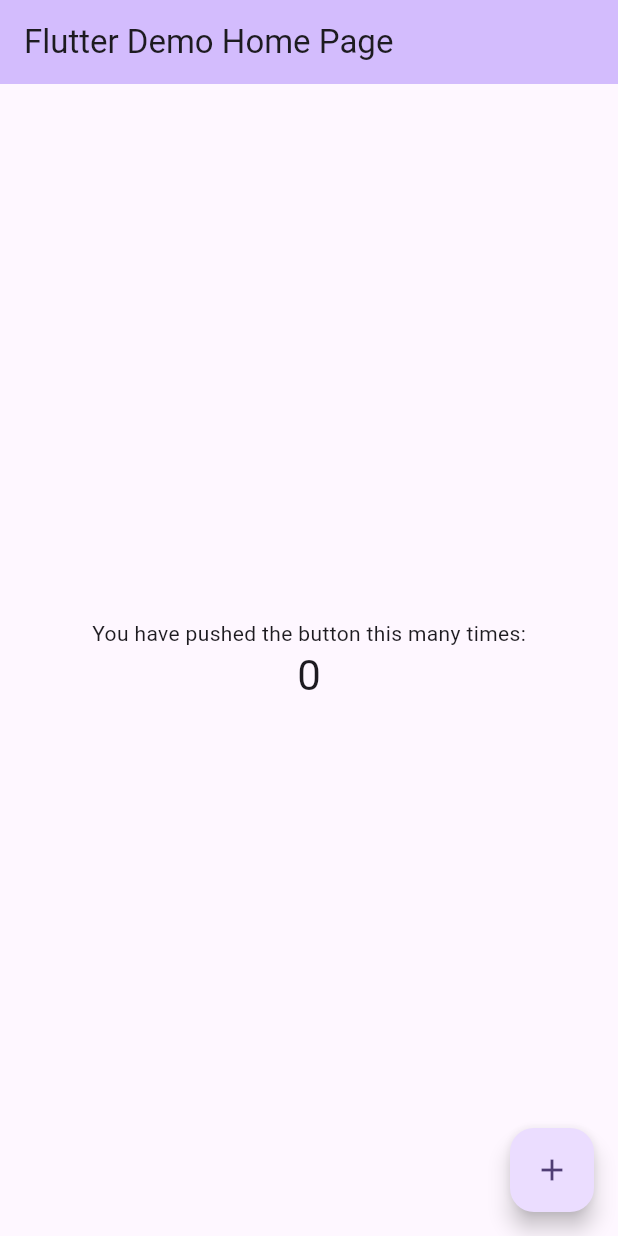
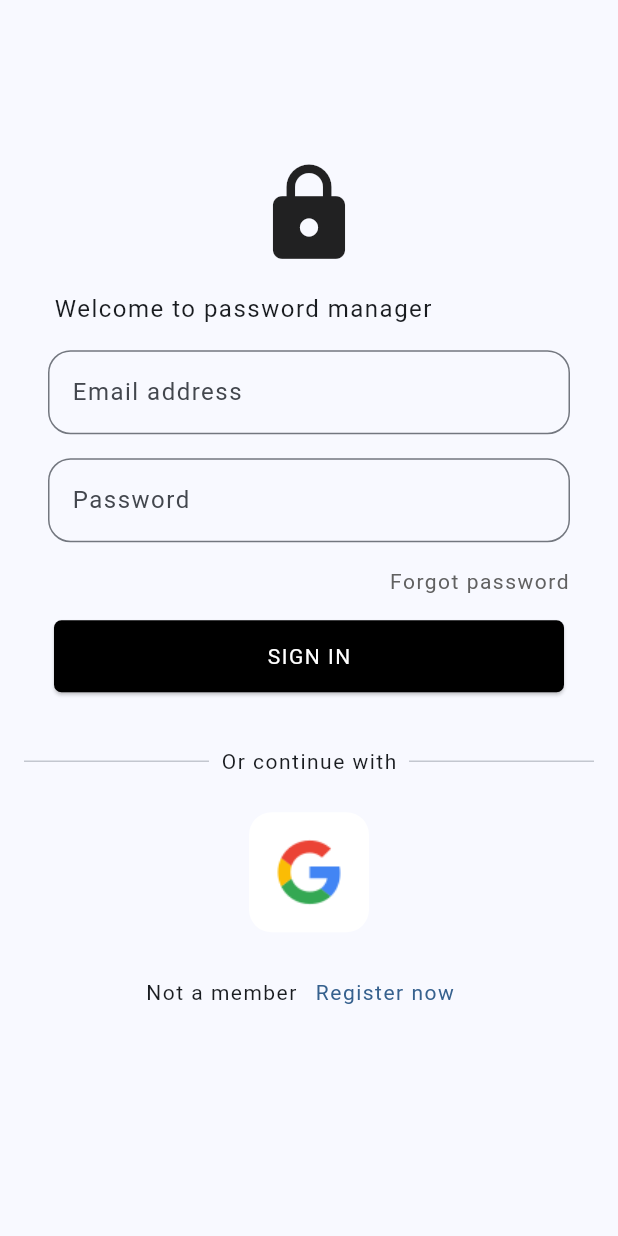
Before and after one commit to NetoBatista/password_manager, a Flutter app: the screen it shows after launch, on a phone screen of 412 x 824 dp. Run offline on Flutter 3.47's test engine with Material 2 defaults, Android fonts, the phone set to English and light mode, and no system bars; our stand-ins replace localization.

Commit message:
login screen

```diff
--- /dev/null
+++ b/lib/features/login/login_page.dart
@@ -0,0 +1,149 @@
+import 'package:flutter/material.dart';
+import 'package:localization/localization.dart';
+import 'package:password_manager/validator/form_validator.dart';
+
+class LoginPage extends StatefulWidget {
+  const LoginPage({super.key});
+
+  @override
+  State<LoginPage> createState() => _LoginPageState();
+}
+
+class _LoginPageState extends State<LoginPage> {
+  final _formKey = GlobalKey<FormState>();
+
+  @override
+  Widget build(BuildContext context) {
+    return Scaffold(
+      body: Center(
+        child: SingleChildScrollView(
+          child: Column(
+            mainAxisAlignment: MainAxisAlignment.center,
+            crossAxisAlignment: CrossAxisAlignment.stretch,
+            children: [
+              const Icon(
+                Icons.lock,
+                size: 72,
+              ),
+              Padding(
+                padding: const EdgeInsets.only(
+                  top: 16,
+                  left: 36,
+                ),
+                child: Text(
+                  'welcome_to_password_manager'.i18n(),
+                  style: const TextStyle(fontSize: 16),
+                ),
+              ),
+              Form(
+                key: _formKey,
+                child: Padding(
+                  padding: const EdgeInsets.fromLTRB(32, 16, 32, 16),
+                  child: Column(
+                    children: [
+                      TextFormField(
+                        validator: FormValidator.requiredField,
+                        decoration: InputDecoration(
+                          hintText: 'email_address'.i18n(),
+                          border: OutlineInputBorder(
+                            borderRadius: BorderRadius.circular(15.0),
+                          ),
+                        ),
+                      ),
+                      const SizedBox(height: 16),
+                      TextFormField(
+                        validator: FormValidator.requiredField,
+                        obscureText: true,
+                        decoration: InputDecoration(
+                          hintText: 'password'.i18n(),
+                          border: OutlineInputBorder(
+                            borderRadius: BorderRadius.circular(15.0),
+                          ),
+                        ),
+                      )
+                    ],
+                  ),
+                ),
+              ),
+              Padding(
+                padding: const EdgeInsets.only(right: 32),
+                child: InkWell(
+                  onTap: () {},
+                  child: Text(
+                    'forgot_password'.i18n(),
+                    textAlign: TextAlign.end,
+                    style: TextStyle(color: Colors.grey[700]),
+                  ),
+                ),
+              ),
+              Padding(
+                padding: const EdgeInsets.fromLTRB(36, 16, 36, 36),
+                child: ElevatedButton(
+                  onPressed: () {},
+                  style: ElevatedButton.styleFrom(
+                    backgroundColor: Colors.black,
+                    foregroundColor: Colors.white,
+                    shape: RoundedRectangleBorder(
+                      borderRadius: BorderRadius.circular(5),
+                    ),
+                  ),
+                  child: Padding(
+                    padding: const EdgeInsets.all(16.0),
+                    child: Text(
+                      "sign_in".i18n().toUpperCase(),
+                    ),
+                  ),
+                ),
+              ),
+              Padding(
+                padding: const EdgeInsets.only(left: 16, right: 16, bottom: 16),
+                child: Row(
+                  mainAxisSize: MainAxisSize.max,
+                  children: [
+                    const Expanded(child: Divider()),
+                    Padding(
+                      padding: const EdgeInsets.only(left: 8.0, right: 8),
+                      child: Text('or_continue_with'.i18n()),
+                    ),
+                    const Expanded(child: Divider())
+                  ],
+                ),
+              ),
+              IconButton(
+                highlightColor: Colors.transparent,
+                onPressed: () {},
+                icon: Container(
+                  decoration: BoxDecoration(
+                    borderRadius: BorderRadius.circular(15),
+                    color: Colors.white,
+                  ),
+                  child: Padding(
+                    padding: const EdgeInsets.all(16.0),
+                    child: Image.asset(
+                      'lib/assets/google.png',
+                      height: 48,
+                    ),
+                  ),
+                ),
+              ),
+              Padding(
+                padding: const EdgeInsets.only(top: 8, bottom: 32),
+                child: Row(
+                  mainAxisAlignment: MainAxisAlignment.center,
+                  children: [
+                    Flexible(child: Text('not_a_member'.i18n())),
+                    Flexible(
+                        child: TextButton(
+                      onPressed: () {},
+                      child: Text('register_now'.i18n()),
+                    )),
+                  ],
+                ),
+              )
+            ],
+          ),
+        ),
+      ),
+    );
+  }
+}
--- /dev/null
+++ b/lib/i18n/en_US.json
@@ -0,0 +1,12 @@
+{
+    "welcome_to_password_manager": "Welcome to password manager",
+    "required_field": "Required field",
+    "password_must_lest_6_characteres": "Your password must contain at least 6 characters",
+    "email_address": "Email address",
+    "password": "Password",
+    "forgot_password": "Forgot password",
+    "or_continue_with": "Or continue with",
+    "sign_in": "Sign in",
+    "not_a_member": "Not a member",
+    "register_now": "Register now"
+}
--- a/lib/main.dart
+++ b/lib/main.dart
@@ -1,4 +1,7 @@
 import 'package:flutter/material.dart';
+import 'package:flutter_localizations/flutter_localizations.dart';
+import 'package:localization/localization.dart';
+import 'package:password_manager/features/login/login_page.dart';
 
 void main() {
   runApp(const MyApp());
@@ -7,119 +10,49 @@ void main() {
 class MyApp extends StatelessWidget {
   const MyApp({super.key});
 
-  // This widget is the root of your application.
   @override
   Widget build(BuildContext context) {
     return MaterialApp(
-      title: 'Flutter Demo',
+      debugShowCheckedModeBanner: false,
+      themeMode: ThemeMode.light,
       theme: ThemeData(
-        // This is the theme of your application.
-        //
-        // TRY THIS: Try running your application with "flutter run". You'll see
-        // the application has a blue toolbar. Then, without quitting the app,
-        // try changing the seedColor in the colorScheme below to Colors.green
-        // and then invoke "hot reload" (save your changes or press the "hot
-        // reload" button in a Flutter-supported IDE, or press "r" if you used
-        // the command line to start the app).
-        //
-        // Notice that the counter didn't reset back to zero; the application
-        // state is not lost during the reload. To reset the state, use hot
-        // restart instead.
-        //
-        // This works for code too, not just values: Most code changes can be
-        // tested with just a hot reload.
-        colorScheme: ColorScheme.fromSeed(seedColor: Colors.deepPurple),
+        elevatedButtonTheme: ElevatedButtonThemeData(
+          style: ElevatedButton.styleFrom(
+            textStyle: const TextStyle(letterSpacing: 1),
+          ),
+        ),
+        textButtonTheme: TextButtonThemeData(
+          style: TextButton.styleFrom(
+            textStyle: const TextStyle(letterSpacing: 1),
+          ),
+        ),
+        inputDecorationTheme: const InputDecorationTheme(
+          hintStyle: TextStyle(letterSpacing: 1),
+        ),
+        textTheme: const TextTheme(
+          bodyMedium: TextStyle(letterSpacing: 1),
+        ),
+        brightness: Brightness.light,
+        colorScheme: ColorScheme.fromSeed(
+          seedColor: Colors.blue,
+          background: Colors.grey[300],
+        ),
         useMaterial3: true,
       ),
-      home: const MyHomePage(title: 'Flutter Demo Home Page'),
+      localizationsDelegates: [
+        GlobalMaterialLocalizations.delegate,
+        GlobalWidgetsLocalizations.delegate,
+        GlobalCupertinoLocalizations.delegate,
+        LocalJsonLocalization.delegate,
+      ],
+      supportedLocales: const [Locale("pt", "BR"), Locale("en", "US")],
+      localeResolutionCallback: (locale, supportedLocale) {
+        if (supportedLocale.contains(locale)) {
+          return locale;
+        }
+        return const Locale("en", "US");
+      },
+      home: const LoginPage(),
     );
   }
 }
-
-class MyHomePage extends StatefulWidget {
-  const MyHomePage({super.key, required this.title});
-
-  // This widget is the home page of your application. It is stateful, meaning
-  // that it has a State object (defined below) that contains fields that affect
-  // how it looks.
-
-  // This class is the configuration for the state. It holds the values (in this
-  // case the title) provided by the parent (in this case the App widget) and
-  // used by the build method of the State. Fields in a Widget subclass are
-  // always marked "final".
-
-  final String title;
-
-  @override
-  State<MyHomePage> createState() => _MyHomePageState();
-}
-
-class _MyHomePageState extends State<MyHomePage> {
-  int _counter = 0;
-
-  void _incrementCounter() {
-    setState(() {
-      // This call to setState tells the Flutter framework that something has
-      // changed in this State, which causes it to rerun the build method below
-      // so that the display can reflect the updated values. If we changed
-      // _counter without calling setState(), then the build method would not be
-      // called again, and so nothing would appear to happen.
-      _counter++;
-    });
-  }
-
-  @override
-  Widget build(BuildContext context) {
-    // This method is rerun every time setState is called, for instance as done
-    // by the _incrementCounter method above.
-    //
-    // The Flutter framework has been optimized to make rerunning build methods
-    // fast, so that you can just rebuild anything that needs updating rather
-    // than having to individually change instances of widgets.
-    return Scaffold(
-      appBar: AppBar(
-        // TRY THIS: Try changing the color here to a specific color (to
-        // Colors.amber, perhaps?) and trigger a hot reload to see the AppBar
-        // change color while the other colors stay the same.
-        backgroundColor: Theme.of(context).colorScheme.inversePrimary,
-        // Here we take the value from the MyHomePage object that was created by
-        // the App.build method, and use it to set our appbar title.
-        title: Text(widget.title),
-      ),
-      body: Center(
-        // Center is a layout widget. It takes a single child and positions it
-        // in the middle of the parent.
-        child: Column(
-          // Column is also a layout widget. It takes a list of children and
-          // arranges them vertically. By default, it sizes itself to fit its
-          // children horizontally, and tries to be as tall as its parent.
-          //
-          // Column has various properties to control how it sizes itself and
-          // how it positions its children. Here we use mainAxisAlignment to
-          // center the children vertically; the main axis here is the vertical
-          // axis because Columns are vertical (the cross axis would be
-          // horizontal).
-          //
-          // TRY THIS: Invoke "debug painting" (choose the "Toggle Debug Paint"
-          // action in the IDE, or press "p" in the console), to see the
-          // wireframe for each widget.
-          mainAxisAlignment: MainAxisAlignment.center,
-          children: <Widget>[
-            const Text(
-              'You have pushed the button this many times:',
-            ),
-            Text(
-              '$_counter',
-              style: Theme.of(context).textTheme.headlineMedium,
-            ),
-          ],
-        ),
-      ),
-      floatingActionButton: FloatingActionButton(
-        onPressed: _incrementCounter,
-        tooltip: 'Increment',
-        child: const Icon(Icons.add),
-      ), // This trailing comma makes auto-formatting nicer for build methods.
-    );
-  }
-}
--- /dev/null
+++ b/lib/validator/form_validator.dart
@@ -0,0 +1,20 @@
+import 'package:localization/localization.dart';
+
+class FormValidator {
+  static String? requiredField(String? value) {
+    if (value == null || value.isEmpty) {
+      return "required_field".i18n();
+    }
+    return null;
+  }
+
+  static String? requiredPassword(String? value) {
+    if (value == null || value.isEmpty) {
+      return "required_field".i18n();
+    }
+    if (value.length < 6) {
+      return "password_must_lest_6_characteres".i18n();
+    }
+    return null;
+  }
+}
```
Also changed, not shown: lib/i18n/pt_BR.json (added, +12 -0 lines), pubspec.yaml (+7 -6 lines), lib/assets/google.png (added), pubspec.lock, 3 other files.
